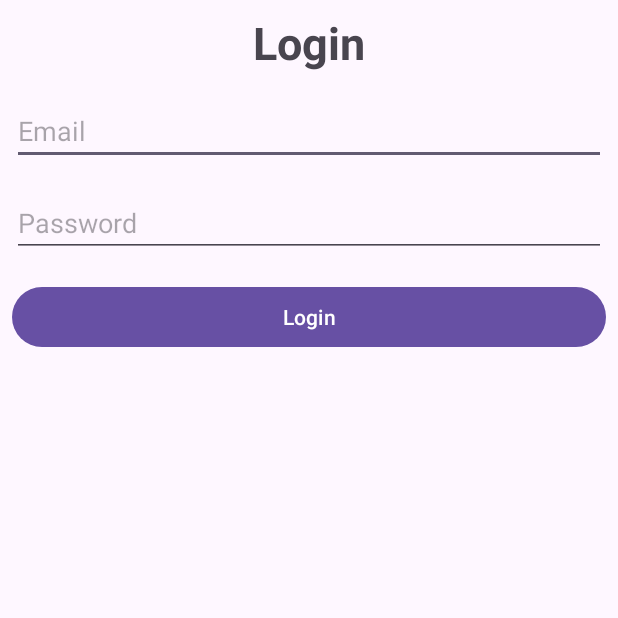
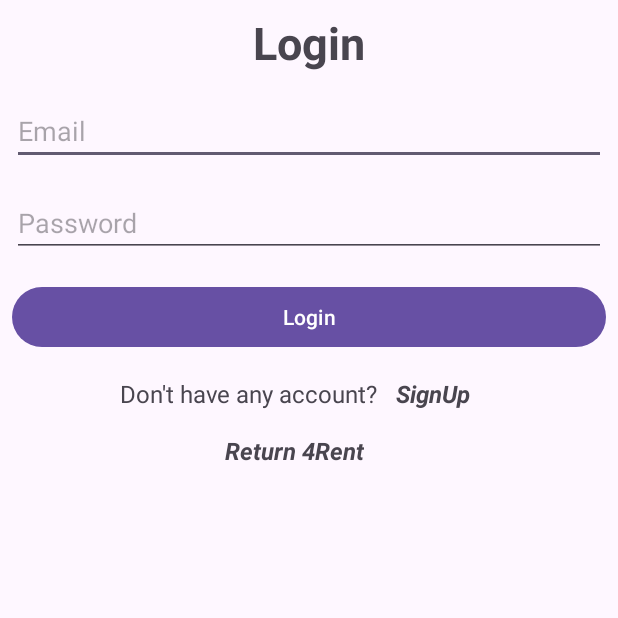
Before and after one commit to AlfieGBC/Group4_4Rent, an Android app: the LoginActivity screen opened directly, with no data from a screen before it, on a phone screen of 412 x 824 dp, the top half of it. Run offline under Robolectric (Android 15) with nearby library versions, the phone set to English and light mode, and no system bars.

```diff
--- a/app/src/main/java/com/pp/a4rent/screens/LoginActivity.kt
+++ b/app/src/main/java/com/pp/a4rent/screens/LoginActivity.kt
@@ -9,6 +9,7 @@ import android.widget.Toast
 import androidx.appcompat.app.AppCompatActivity
 
 import com.google.gson.Gson
+import com.pp.a4rent.MainActivity
 import com.pp.a4rent.databinding.ActivityLoginBinding
 import com.pp.a4rent.models.User
 
@@ -43,5 +44,13 @@ class LoginActivity : AppCompatActivity() {
                 Toast.makeText(this, "User not found", Toast.LENGTH_SHORT).show()
             }
         }
+
+        binding.signUpLink.setOnClickListener{
+            startActivity(Intent(this@LoginActivity, RegisterActivity::class.java))
+        }
+
+        binding.returnBack.setOnClickListener{
+            startActivity(Intent(this@LoginActivity, MainActivity::class.java))
+        }
     }
 }
--- a/app/src/main/res/layout/activity_login.xml
+++ b/app/src/main/res/layout/activity_login.xml
@@ -26,7 +26,8 @@
         android:layout_width="match_parent"
         android:layout_height="wrap_content"
         android:layout_margin="8dp"
-        android:hint="Password" />
+        android:hint="Password"
+        android:inputType="textPassword" />
 
     <Button
         android:id="@+id/loginButton"
@@ -34,4 +35,43 @@
         android:layout_height="wrap_content"
         android:layout_margin="8dp"
         android:text="Login" />
+
+
+    <RelativeLayout
+        android:layout_width="match_parent"
+        android:layout_height="wrap_content">
+
+        <TextView
+            android:id="@+id/noAccountText"
+            android:layout_width="wrap_content"
+            android:layout_height="wrap_content"
+            android:layout_marginStart="80dp"
+            android:layout_marginTop="8dp"
+            android:text="Don't have any account? "
+            android:textSize="16sp" />
+
+        <TextView
+            android:id="@+id/signUpLink"
+            android:layout_width="wrap_content"
+            android:layout_height="wrap_content"
+            android:layout_marginStart="8dp"
+            android:layout_marginTop="8dp"
+            android:layout_marginEnd="8dp"
+            android:layout_marginBottom="8dp"
+            android:layout_toEndOf="@id/noAccountText"
+            android:text="SignUp"
+            android:textSize="16sp"
+            android:textStyle="bold|italic" />
+    </RelativeLayout>
+
+    <TextView
+        android:id="@+id/returnBack"
+        android:layout_width="wrap_content"
+        android:layout_height="wrap_content"
+        android:layout_marginStart="150dp"
+        android:layout_marginTop="8dp"
+        android:text="Return 4Rent"
+        android:textSize="16sp"
+        android:textStyle="bold|italic" />
+
 </LinearLayout>
```
Also changed, not shown: app/src/main/java/com/pp/a4rent/screens/RegisterActivity.kt (+11 -3 lines), app/src/main/res/layout/activity_register.xml (+38 -0 lines).
